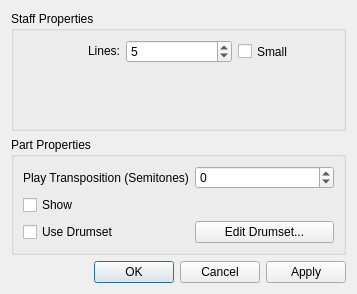
Before: the Qt Designer form mscore/mscore/editstaff.ui in musescore/musescore-old, drawn with Qt 5.
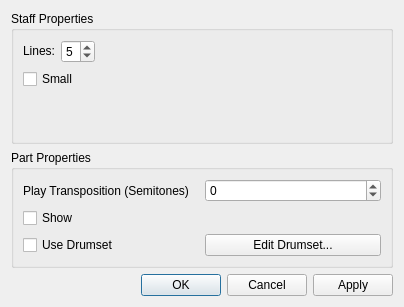
After: the same form once the commit is applied.

The edit to the form file:
```diff
--- a/mscore/mscore/editstaff.ui
+++ b/mscore/mscore/editstaff.ui
@@ -5,8 +5,8 @@
    <rect>
     <x>0</x>
     <y>0</y>
-    <width>357</width>
-    <height>294</height>
+    <width>404</width>
+    <height>307</height>
    </rect>
   </property>
   <property name="windowTitle" >
@@ -21,8 +21,10 @@
      <property name="flat" >
       <bool>true</bool>
      </property>
-     <layout class="QGridLayout" >
-      <item row="0" column="0" >
+     <layout class="QVBoxLayout" >
+      <item>
+       <layout class="QHBoxLayout" >
+        <item>
        <widget class="QLabel" name="label" >
         <property name="sizePolicy" >
          <sizepolicy vsizetype="Fixed" hsizetype="Preferred" >
@@ -38,7 +40,7 @@
         </property>
        </widget>
       </item>
-      <item row="0" column="1" >
+        <item>
        <widget class="QSpinBox" name="lines" >
         <property name="sizePolicy" >
          <sizepolicy vsizetype="Preferred" hsizetype="Minimum" >
@@ -57,10 +59,25 @@
         </property>
        </widget>
       </item>
-      <item row="0" column="2" >
+        <item>
+         <spacer>
+          <property name="orientation" >
+           <enum>Qt::Horizontal</enum>
+          </property>
+          <property name="sizeHint" >
+           <size>
+            <width>40</width>
+            <height>20</height>
+           </size>
+          </property>
+         </spacer>
+        </item>
+       </layout>
+      </item>
+      <item>
        <widget class="QCheckBox" name="small" >
         <property name="sizePolicy" >
-         <sizepolicy vsizetype="Preferred" hsizetype="Minimum" >
+         <sizepolicy vsizetype="Fixed" hsizetype="Minimum" >
           <horstretch>0</horstretch>
           <verstretch>0</verstretch>
          </sizepolicy>
@@ -70,7 +87,7 @@
         </property>
        </widget>
       </item>
-      <item row="1" column="1" >
+      <item>
        <spacer>
         <property name="orientation" >
          <enum>Qt::Vertical</enum>
```
Lines whose indentation alone changed are shown as unchanged.
